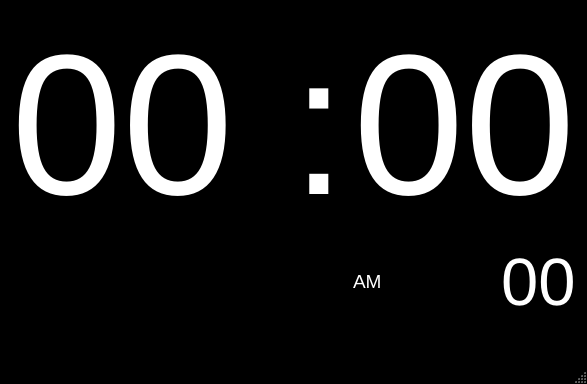
Before: the Qt Designer form mainwindow.ui in bricks973/aClock, drawn with Qt 5.
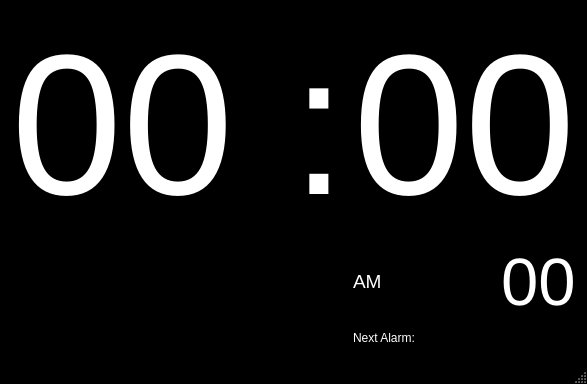
After: the same form once the commit is applied.

Commit message: Added alarm functionality and window for setting alarm.  Not functional yet but alarm works programatically.

The edit to the form file:
```diff
--- a/mainwindow.ui
+++ b/mainwindow.ui
@@ -540,6 +540,13 @@
       </property>
      </widget>
     </item>
+    <item row="2" column="2">
+     <widget class="QLabel" name="lblNextAlarm">
+      <property name="text">
+       <string>&lt;html&gt;&lt;head/&gt;&lt;body&gt;&lt;p&gt;Next Alarm: &lt;/p&gt;&lt;/body&gt;&lt;/html&gt;</string>
+      </property>
+     </widget>
+    </item>
    </layout>
   </widget>
   <widget class="QStatusBar" name="statusBar"/>
```
The commit also changes 7 other files.
